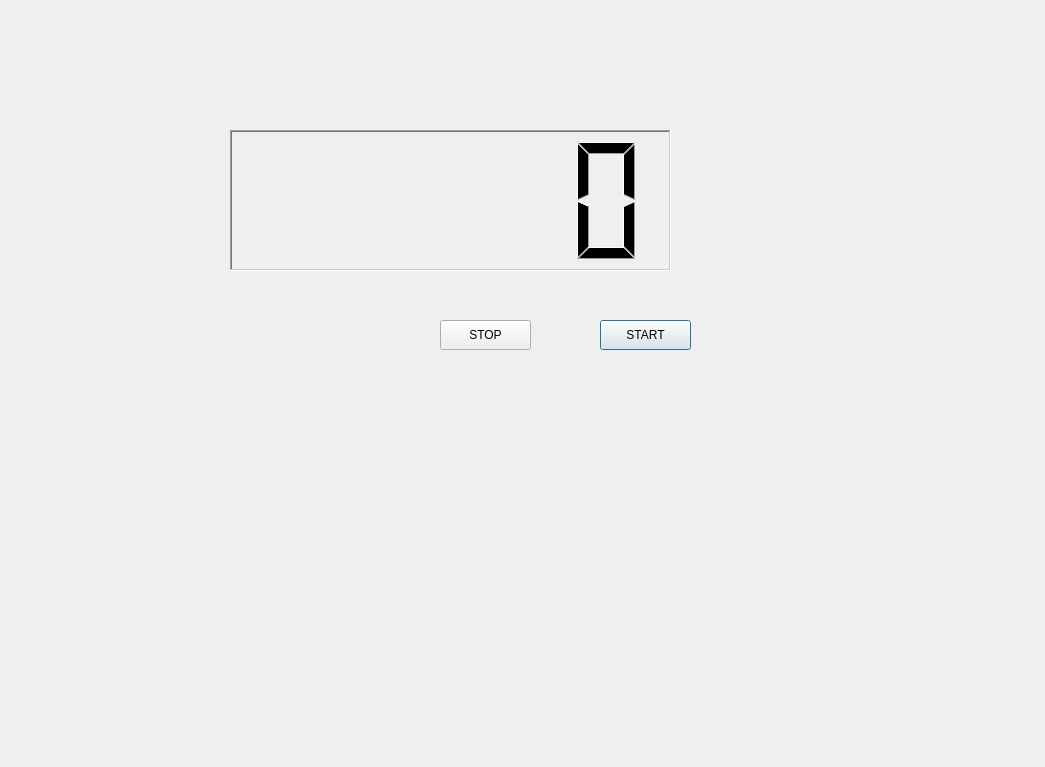
nikolagit91/Racunarska_projekat, file projekat/dialog.ui: the form before one commit.
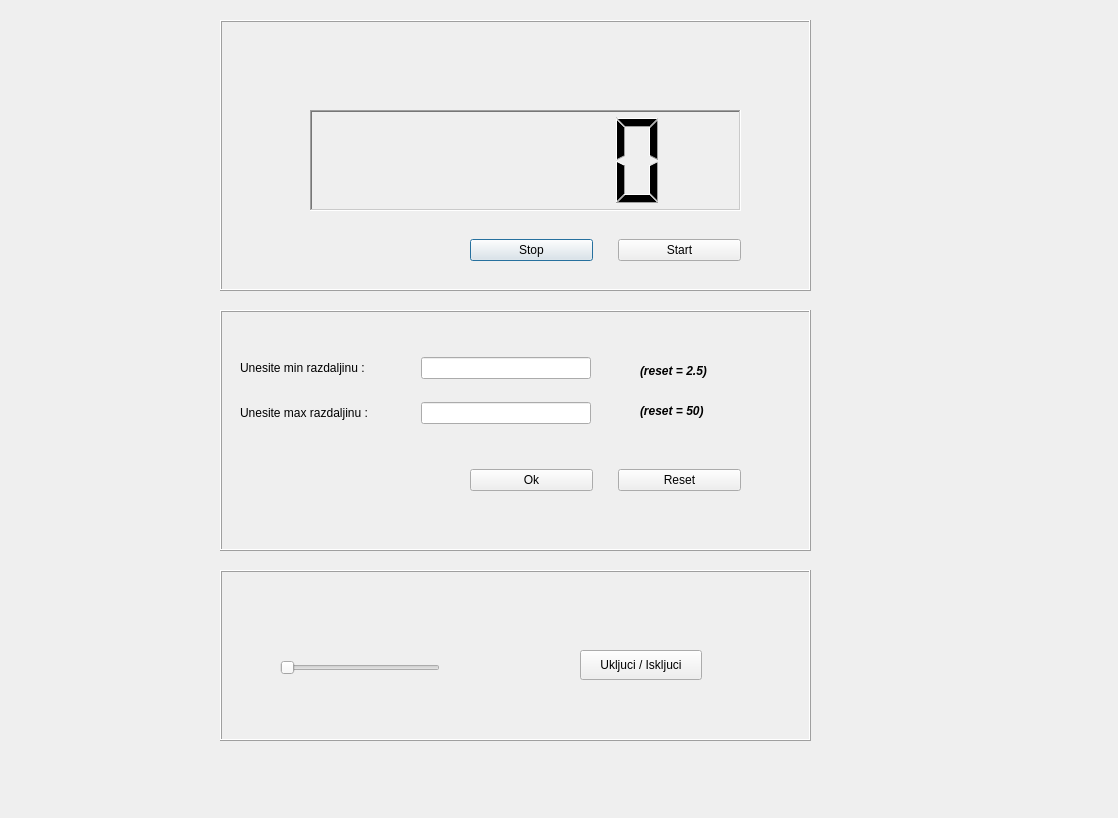
The form after the commit. Custom widgets are drawn as their Qt base class.

Patch:
```diff
--- a/projekat/dialog.ui
+++ b/projekat/dialog.ui
@@ -6,20 +6,35 @@
    <rect>
     <x>0</x>
     <y>0</y>
-    <width>1045</width>
-    <height>767</height>
+    <width>1118</width>
+    <height>818</height>
    </rect>
   </property>
   <property name="windowTitle">
    <string>Dialog</string>
   </property>
+  <widget class="QFrame" name="frame">
+   <property name="geometry">
+    <rect>
+     <x>220</x>
+     <y>20</y>
+     <width>591</width>
+     <height>271</height>
+    </rect>
+   </property>
+   <property name="frameShape">
+    <enum>QFrame::Box</enum>
+   </property>
+   <property name="frameShadow">
+    <enum>QFrame::Raised</enum>
+   </property>
   <widget class="QLCDNumber" name="lcdNumber">
    <property name="geometry">
     <rect>
-     <x>230</x>
-     <y>130</y>
-     <width>441</width>
-     <height>141</height>
+      <x>90</x>
+      <y>90</y>
+      <width>431</width>
+      <height>101</height>
     </rect>
    </property>
    <property name="autoFillBackground">
@@ -38,8 +53,8 @@
   <widget class="QWidget" name="horizontalLayoutWidget">
    <property name="geometry">
     <rect>
-     <x>210</x>
-     <y>60</y>
+      <x>60</x>
+      <y>20</y>
      <width>491</width>
      <height>71</height>
     </rect>
@@ -68,31 +83,199 @@
     </item>
    </layout>
   </widget>
-  <widget class="QPushButton" name="pushButton">
+   <widget class="QWidget" name="horizontalLayoutWidget_2">
    <property name="geometry">
     <rect>
-     <x>600</x>
-     <y>320</y>
-     <width>91</width>
-     <height>30</height>
-    </rect>
-   </property>
-   <property name="text">
-    <string>START</string>
-   </property>
-  </widget>
+      <x>250</x>
+      <y>190</y>
+      <width>271</width>
+      <height>80</height>
+     </rect>
+    </property>
+    <layout class="QHBoxLayout" name="horizontalLayout_2">
+     <property name="spacing">
+      <number>25</number>
+     </property>
+     <item>
   <widget class="QPushButton" name="pushButton_2">
+       <property name="text">
+        <string>Stop</string>
+       </property>
+      </widget>
+     </item>
+     <item>
+      <widget class="QPushButton" name="pushButton">
+       <property name="text">
+        <string>Start</string>
+       </property>
+      </widget>
+     </item>
+    </layout>
+   </widget>
+  </widget>
+  <widget class="QFrame" name="frame_2">
    <property name="geometry">
     <rect>
-     <x>440</x>
-     <y>320</y>
-     <width>91</width>
+     <x>220</x>
+     <y>310</y>
+     <width>591</width>
+     <height>241</height>
+    </rect>
+   </property>
+   <property name="frameShape">
+    <enum>QFrame::Box</enum>
+   </property>
+   <property name="frameShadow">
+    <enum>QFrame::Raised</enum>
+   </property>
+   <widget class="QWidget" name="gridLayoutWidget">
+    <property name="geometry">
+     <rect>
+      <x>20</x>
+      <y>30</y>
+      <width>351</width>
+      <height>101</height>
+     </rect>
+    </property>
+    <layout class="QGridLayout" name="gridLayout">
+     <item row="0" column="1">
+      <widget class="QLineEdit" name="lineEdit"/>
+     </item>
+     <item row="1" column="1">
+      <widget class="QLineEdit" name="lineEdit_2"/>
+     </item>
+     <item row="0" column="0">
+      <widget class="QLabel" name="label">
+       <property name="text">
+        <string>Unesite min razdaljinu :               </string>
+       </property>
+      </widget>
+     </item>
+     <item row="1" column="0">
+      <widget class="QLabel" name="label_2">
+       <property name="text">
+        <string>Unesite max razdaljinu :</string>
+       </property>
+      </widget>
+     </item>
+    </layout>
+   </widget>
+   <widget class="QWidget" name="horizontalLayoutWidget_3">
+    <property name="geometry">
+     <rect>
+      <x>250</x>
+      <y>130</y>
+      <width>271</width>
+      <height>80</height>
+     </rect>
+    </property>
+    <layout class="QHBoxLayout" name="horizontalLayout_3">
+     <property name="spacing">
+      <number>25</number>
+     </property>
+     <item>
+      <widget class="QPushButton" name="pushButton_4">
+       <property name="text">
+        <string>Ok</string>
+       </property>
+      </widget>
+     </item>
+     <item>
+      <widget class="QPushButton" name="pushButton_3">
+       <property name="text">
+        <string>Reset</string>
+       </property>
+      </widget>
+     </item>
+    </layout>
+   </widget>
+   <widget class="QLabel" name="label_3">
+    <property name="geometry">
+     <rect>
+      <x>420</x>
+      <y>50</y>
+      <width>68</width>
+      <height>22</height>
+     </rect>
+    </property>
+    <property name="font">
+     <font>
+      <pointsize>9</pointsize>
+      <weight>75</weight>
+      <italic>true</italic>
+      <bold>true</bold>
+     </font>
+    </property>
+    <property name="text">
+     <string>(reset = 2.5)</string>
+    </property>
+   </widget>
+   <widget class="QLabel" name="label_4">
+    <property name="geometry">
+     <rect>
+      <x>420</x>
+      <y>90</y>
+      <width>68</width>
+      <height>22</height>
+     </rect>
+    </property>
+    <property name="font">
+     <font>
+      <pointsize>9</pointsize>
+      <weight>75</weight>
+      <italic>true</italic>
+      <bold>true</bold>
+     </font>
+    </property>
+    <property name="text">
+     <string>(reset = 50)</string>
+    </property>
+   </widget>
+  </widget>
+  <widget class="QFrame" name="frame_3">
+   <property name="geometry">
+    <rect>
+     <x>220</x>
+     <y>570</y>
+     <width>591</width>
+     <height>171</height>
+    </rect>
+   </property>
+   <property name="frameShape">
+    <enum>QFrame::Box</enum>
+   </property>
+   <property name="frameShadow">
+    <enum>QFrame::Raised</enum>
+   </property>
+   <widget class="QSlider" name="horizontalSlider">
+    <property name="geometry">
+     <rect>
+      <x>60</x>
+      <y>90</y>
+      <width>160</width>
+      <height>16</height>
+     </rect>
+    </property>
+    <property name="orientation">
+     <enum>Qt::Horizontal</enum>
+    </property>
+   </widget>
+   <widget class="QPushButton" name="pushButton_5">
+    <property name="geometry">
+     <rect>
+      <x>360</x>
+      <y>80</y>
+      <width>122</width>
      <height>30</height>
     </rect>
    </property>
    <property name="text">
-    <string>STOP</string>
-   </property>
+     <string>Ukljuci / Iskljuci</string>
+    </property>
+    <property name="checkable">
+     <bool>true</bool>
+    </property>
+   </widget>
   </widget>
  </widget>
  <customwidgets>
```
Lines whose indentation alone changed are shown as unchanged.
